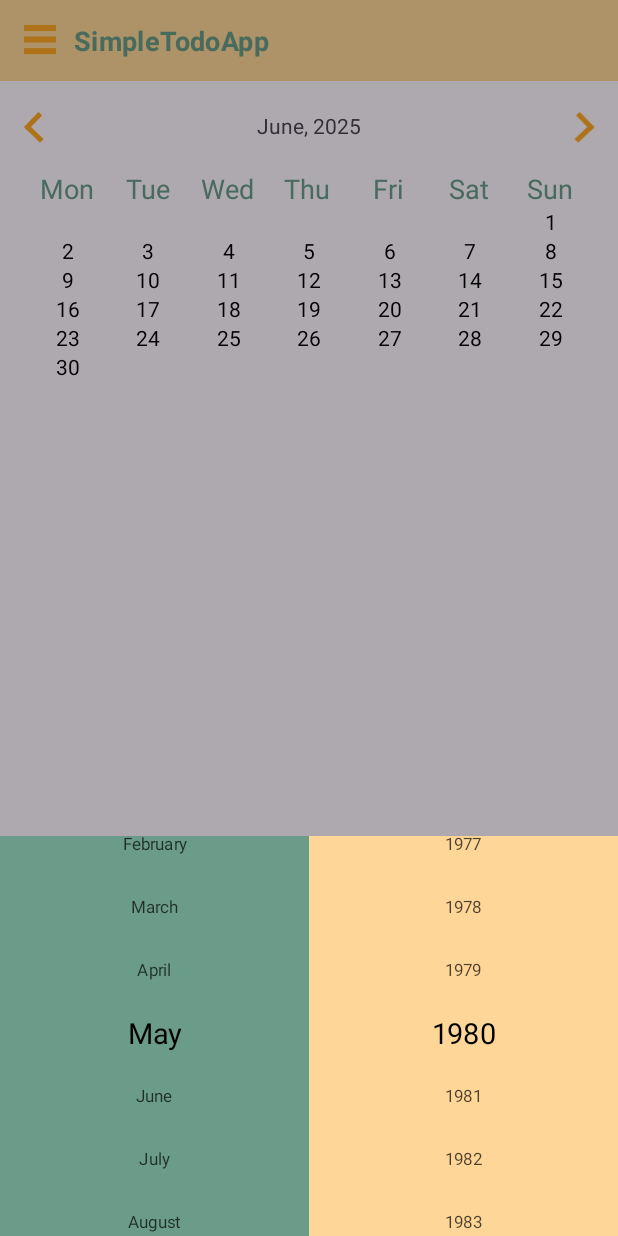
After one commit to viraklek168/SimpleToDoApp, an Android app: the fragment CustomSimpleWheelPicker placed in its activity, on a phone screen of 412 x 824 dp. The commit adds this screen. Run offline under Robolectric (Android 15) with nearby library versions, the phone set to English and light mode, and no system bars; our stand-ins replace data binding.

Commit message:
implement custom wheel picker

```diff
--- a/app/build.gradle.kts
+++ b/app/build.gradle.kts
@@ -1,6 +1,7 @@
 plugins {
     alias(libs.plugins.android.application)
     alias(libs.plugins.kotlin.android)
+    alias(libs.plugins.kotlin.kapt)
 }
 
 android {
--- a/app/src/main/java/com/virak/simpletodoapp/MainActivity.kt
+++ b/app/src/main/java/com/virak/simpletodoapp/MainActivity.kt
@@ -1,15 +1,10 @@
 package com.virak.simpletodoapp
 
-import android.icu.util.Calendar
 import android.os.Build
 import android.os.Bundle
-import android.provider.CalendarContract.Calendars
-import android.util.Log
-import android.view.View
 import android.view.animation.Animation
 import android.view.animation.Animation.AnimationListener
 import android.view.animation.AnimationUtils
-import android.widget.TextView
 import androidx.activity.enableEdgeToEdge
 import androidx.activity.viewModels
 import androidx.annotation.RequiresApi
@@ -17,19 +12,20 @@ import androidx.appcompat.app.AppCompatActivity
 import androidx.core.view.ViewCompat
 import androidx.core.view.WindowInsetsCompat
 import androidx.lifecycle.lifecycleScope
-import androidx.recyclerview.widget.RecyclerView
-import com.google.android.material.appbar.MaterialToolbar
 import com.virak.simpletodoapp.databinding.ActivityMainBinding
 import com.virak.simpletodoapp.utils.CalendarManager
+import com.virak.simpletodoapp.utils.CustomSimpleWheelPicker
 import com.virak.simpletodoapp.utils.adapter.CalendarMonthAdapter
 import com.virak.simpletodoapp.viewmodels.CalendarViewModel
 import kotlinx.coroutines.launch
-import java.time.YearMonth
 
 
 class MainActivity : AppCompatActivity() {
     lateinit var binding:ActivityMainBinding
     private val calendarViewModel: CalendarViewModel by viewModels()
+    private val dateWheelPicker by lazy {
+        CustomSimpleWheelPicker()
+    }
 
     @RequiresApi(Build.VERSION_CODES.O)
     override fun onCreate(savedInstanceState: Bundle?) {
@@ -55,6 +51,10 @@ class MainActivity : AppCompatActivity() {
     }
 
     private fun observeEventClick(){
+        binding.layoutHeader.setOnClickListener {
+            val currentDisplayMonth = calendarViewModel.currentDisplayDate.value[calendarViewModel.currentDisplayDateIndex.value.first]
+            dateWheelPicker.showPicker(supportFragmentManager,currentDisplayMonth.monthName, currentYear = currentDisplayMonth.year)
+        }
         binding.btnNext.setOnClickListener {
             calendarViewModel.setCurrentTapIndex(CalendarManager.CalendarAction.ClickNextMonth)
         }
--- /dev/null
+++ b/app/src/main/java/com/virak/simpletodoapp/utils/CustomSimpleWheelPicker.kt
@@ -0,0 +1,185 @@
+package com.virak.simpletodoapp.utils
+
+import android.graphics.Typeface
+import android.os.Bundle
+import android.util.TypedValue
+import android.view.LayoutInflater
+import android.view.View
+import android.view.ViewGroup
+import android.widget.TextView
+import androidx.fragment.app.FragmentManager
+import androidx.recyclerview.widget.LinearLayoutManager
+import androidx.recyclerview.widget.LinearSnapHelper
+import androidx.recyclerview.widget.RecyclerView
+import com.google.android.material.bottomsheet.BottomSheetBehavior
+import com.google.android.material.bottomsheet.BottomSheetDialogFragment
+import com.virak.simpletodoapp.BR
+import com.virak.simpletodoapp.R
+import com.virak.simpletodoapp.databinding.LayoutCustomSimpleWheelPickerBinding
+import com.virak.simpletodoapp.utils.adapter.SimpleAdapter
+import kotlin.math.abs
+
+
+class CustomSimpleWheelPicker : BottomSheetDialogFragment() {
+    lateinit var binding : LayoutCustomSimpleWheelPickerBinding
+    private val listMonths = listOf(
+        "",
+        "",
+        R.string.month_january.string(),
+        R.string.month_february.string(),
+        R.string.month_march.string(),
+        R.string.month_april.string(),
+        R.string.month_may.string(),
+        R.string.month_june.string(),
+        R.string.month_july.string(),
+        R.string.month_august.string(),
+        R.string.month_september.string(),
+        R.string.month_october.string(),
+        R.string.month_november.string(),
+        R.string.month_december.string()
+    )
+    private val listYears = listOf("","") + (1970..2100).map { it.toString() }.toList()
+    private var currentMonthPosition = 6
+    private var currentYearPosition = 12
+
+    override fun onStart() {
+        super.onStart()
+        val bottomSheet =
+            dialog?.findViewById<View>(com.google.android.material.R.id.design_bottom_sheet)
+        bottomSheet?.let {
+            val behavior = BottomSheetBehavior.from(it)
+
+            val desiredHeight = 400
+            behavior.peekHeight = desiredHeight
+
+            // Optionally expand immediately
+            behavior.state = BottomSheetBehavior.STATE_COLLAPSED
+
+            // Set layout height directly
+            it.layoutParams.height = desiredHeight
+            it.requestLayout()
+        }
+
+    }
+        override fun onCreateView(
+        inflater: LayoutInflater,
+        container: ViewGroup?,
+        savedInstanceState: Bundle?
+    ): View {
+        return LayoutCustomSimpleWheelPickerBinding.inflate(layoutInflater,null,false).apply {
+            binding = this
+        }.root
+    }
+
+    override fun onViewCreated(view: View, savedInstanceState: Bundle?) {
+        binding.rvMonth.apply {
+            isNestedScrollingEnabled = false
+            layoutManager = LinearLayoutManager(this.context)
+            addItemDecoration(SpaceItemDecoration(30))
+            LinearSnapHelper().attachToRecyclerView(this)
+            adapter = SimpleAdapter<String>(
+                items = listMonths,
+                layoutId = R.layout.layout_item_custom_simple_wheel_picker_month,
+                bindVariableId = BR.month,
+                onItemClick = { user, _ -> }
+            )
+
+            addOnScrollListener(object : RecyclerView.OnScrollListener() {
+                override fun onScrolled(recyclerView: RecyclerView, dx: Int, dy: Int) {
+                    super.onScrolled(recyclerView, dx, dy)
+                    for(i in 0..(recyclerView.childCount - 1)){
+                        val child = recyclerView.getChildAt(i)
+                        val threshold = 20
+                        val centerRecyclerView = recyclerView.height / 2
+                        val centerChild = (child.top + child.bottom) / 2
+                        val distance = abs(centerRecyclerView - centerChild)
+                        val scale = 1.2f - (distance/threshold).coerceAtMost(1) * 0.5f
+                        child.scaleX = scale
+                        child.scaleY = scale
+                        child.alpha = scale
+                    }
+                }
+
+                override fun onScrollStateChanged(recyclerView: RecyclerView, newState: Int) {
+                    super.onScrollStateChanged(recyclerView, newState)
+                }
+            })
+
+            post {
+                for(i in 0..(this.childCount - 1)){
+                    val child = this.getChildAt(i)
+                    val threshold = 40
+                    val centerRecyclerView = this.height / 2
+                    val centerChild = (child.top + child.bottom) / 2
+                    val distance = abs(centerRecyclerView - centerChild)
+                    val scale = 1.2f - (distance/threshold).coerceAtMost(1) * 0.5f
+                    child.scaleX = scale
+                    child.scaleY = scale
+                    child.alpha = scale
+                    val layoutManager = layoutManager as LinearLayoutManager
+                    val offset = centerRecyclerView - 20
+                    layoutManager.scrollToPositionWithOffset(currentMonthPosition, offset) // Item at position 5 appears 100px below top
+                }
+            }
+        }
+        binding.rvYear.apply {
+            isNestedScrollingEnabled = false
+            layoutManager = LinearLayoutManager(this.context)
+            addItemDecoration(SpaceItemDecoration(30))
+            LinearSnapHelper().attachToRecyclerView(this)
+            adapter = SimpleAdapter<String>(
+                items = listYears,
+                layoutId = R.layout.layout_item_custom_simple_wheel_picker_month,
+                bindVariableId = BR.month,
+                onItemClick = { user, _ -> }
+            )
+
+            addOnScrollListener(object : RecyclerView.OnScrollListener() {
+                override fun onScrolled(recyclerView: RecyclerView, dx: Int, dy: Int) {
+                    super.onScrolled(recyclerView, dx, dy)
+                    for(i in 0..(recyclerView.childCount - 1)){
+                        val child = recyclerView.getChildAt(i)
+                        val threshold = 20
+                        val centerRecyclerView = recyclerView.height / 2
+                        val centerChild = (child.top + child.bottom) / 2
+                        val distance = abs(centerRecyclerView - centerChild)
+                        val scale = 1.2f - (distance/threshold).coerceAtMost(1) * 0.5f
+                        child.scaleX = scale
+                        child.scaleY = scale
+                        child.alpha = scale
+                    }
+                }
+
+                override fun onScrollStateChanged(recyclerView: RecyclerView, newState: Int) {
+                    super.onScrollStateChanged(recyclerView, newState)
+                }
+            })
+
+            post {
+                for(i in 0..(this.childCount - 1)){
+                    val child = this.getChildAt(i)
+                    val threshold = 40
+                    val centerRecyclerView = this.height / 2
+                    val centerChild = (child.top + child.bottom) / 2
+                    val distance = abs(centerRecyclerView - centerChild)
+                    val scale = 1.2f - (distance/threshold).coerceAtMost(1) * 0.5f
+                    child.scaleX = scale
+                    child.scaleY = scale
+                    child.alpha = scale
+                    val layoutManager = layoutManager as LinearLayoutManager
+                    val offset = centerRecyclerView - 20
+                    layoutManager.scrollToPositionWithOffset(currentYearPosition, offset) // Item at position 5 appears 100px below top
+                }
+            }
+        }
+    }
+    fun showPicker(
+        fragmentManager:FragmentManager,
+        currentMonth:String,
+        currentYear:Int
+    ){
+        show(fragmentManager,CustomSimpleWheelPicker::class.java.simpleName)
+        this.currentMonthPosition = listMonths.indexOf(currentMonth)
+        this.currentYearPosition = listYears.indexOf(currentYear.toString())
+    }
+}
--- a/app/src/main/java/com/virak/simpletodoapp/utils/Utils.kt
+++ b/app/src/main/java/com/virak/simpletodoapp/utils/Utils.kt
@@ -2,7 +2,10 @@ package com.virak.simpletodoapp.utils
 
 import android.content.Context
 import android.content.Intent
+import android.graphics.Rect
 import android.icu.util.Calendar
+import android.view.View
+import androidx.recyclerview.widget.RecyclerView
 import com.virak.simpletodoapp.Application
 import com.virak.simpletodoapp.MyCalendarDay
 import com.virak.simpletodoapp.MyCalendarDisplayDate
@@ -12,6 +15,18 @@ object ActivityManager {
     fun openActivity(currentActivity:Context,targetActivity:Class<*>){
         val intent = Intent(currentActivity,targetActivity)
         currentActivity.startActivity(intent)
+    }
+}
+
+class SpaceItemDecoration(private val spacePx: Int) : RecyclerView.ItemDecoration() {
+    override fun getItemOffsets(
+        outRect: Rect, view: View, parent: RecyclerView, state: RecyclerView.State
+    ) {
+        outRect.bottom = spacePx
+        // Optionally add space to other sides
+        // outRect.top = spacePx
+        // outRect.left = spacePx
+        // outRect.right = spacePx
     }
 }
 
--- /dev/null
+++ b/app/src/main/java/com/virak/simpletodoapp/utils/adapter/SimpleAdapter.kt
@@ -0,0 +1,40 @@
+package com.virak.simpletodoapp.utils.adapter
+
+import android.view.LayoutInflater
+import android.view.View
+import android.view.ViewGroup
+import androidx.databinding.ViewDataBinding
+import androidx.recyclerview.widget.RecyclerView
+import com.virak.simpletodoapp.MyCalendarDay
+import com.virak.simpletodoapp.databinding.ItemCalendarCellBinding
+
+class SimpleAdapter<T>(
+    private var items: List<T>,
+    private val layoutId: Int,
+    private val bindVariableId: Int, // BR.item
+    private val onItemClick: ((T, Int) -> Unit)? = null
+) : RecyclerView.Adapter<SimpleAdapter.GenericViewHolder>() {
+
+    class GenericViewHolder(
+        val binding: ViewDataBinding
+    ) : RecyclerView.ViewHolder(binding.root)
+
+    override fun onCreateViewHolder(parent: ViewGroup, viewType: Int): GenericViewHolder {
+        val inflater = LayoutInflater.from(parent.context)
+        val binding = androidx.databinding.DataBindingUtil.inflate<ViewDataBinding>(
+            inflater, layoutId, parent, false
+        )
+        return GenericViewHolder(binding)
+    }
+
+    override fun onBindViewHolder(holder: GenericViewHolder, position: Int) {
+        val item = items[position]
+        holder.binding.setVariable(bindVariableId, item)
+        holder.binding.executePendingBindings()
+        holder.binding.root.setOnClickListener {
+            onItemClick?.invoke(item, position)
+        }
+    }
+
+    override fun getItemCount(): Int = items.size
+}
--- /dev/null
+++ b/app/src/main/res/layout/layout_custom_simple_wheel_picker.xml
@@ -0,0 +1,23 @@
+<?xml version="1.0" encoding="utf-8"?>
+<layout xmlns:android="http://schemas.android.com/apk/res/android"
+    xmlns:tools="http://schemas.android.com/tools"
+    xmlns:app="http://schemas.android.com/apk/res-auto">
+    <LinearLayout
+        android:layout_width="match_parent"
+        android:layout_height="match_parent"
+        android:orientation="horizontal">
+        <androidx.recyclerview.widget.RecyclerView
+            android:id="@+id/rv_month"
+            android:layout_width="0dp"
+            android:layout_height="match_parent"
+            android:layout_weight="1"
+            android:background="@color/color_6A9C89"
+            />
+        <androidx.recyclerview.widget.RecyclerView
+            android:id="@+id/rv_year"
+            android:layout_width="0dp"
+            android:layout_height="match_parent"
+            android:background="@color/color_fed698"
+            android:layout_weight="1"/>
+    </LinearLayout>
+</layout>
--- /dev/null
+++ b/app/src/main/res/layout/layout_item_custom_simple_wheel_picker_month.xml
@@ -0,0 +1,19 @@
+<?xml version="1.0" encoding="utf-8"?>
+<layout xmlns:android="http://schemas.android.com/apk/res/android"
+    xmlns:tools="http://schemas.android.com/tools"
+    xmlns:app="http://schemas.android.com/apk/res-auto">
+    <data>
+        <variable
+            name="month"
+            type="String" />
+    </data>
+    <TextView
+        android:id="@+id/tv_month"
+        android:layout_width="match_parent"
+        android:layout_height="wrap_content"
+        android:textAlignment="center"
+        android:text="@{month}"
+        android:textColor="@color/black"
+        android:textSize="16sp"
+        tools:text="@string/month_may"/>
+</layout>
--- a/app/src/main/res/values/colors.xml
+++ b/app/src/main/res/values/colors.xml
@@ -2,6 +2,7 @@
 <resources>
     <color name="black">#FF000000</color>
     <color name="white">#FFFFFFFF</color>
+    <color name="black_34_alpha">#34000000</color>
     <color name="color_FFA725">#FFA725</color>
     <color name="color_fed698">#FED698</color>
     <color name="color_6A9C89">#6A9C89</color>
--- a/build.gradle.kts
+++ b/build.gradle.kts
@@ -2,4 +2,5 @@
 plugins {
     alias(libs.plugins.android.application) apply false
     alias(libs.plugins.kotlin.android) apply false
+    alias(libs.plugins.kotlin.kapt) apply false
 }
--- a/gradle/libs.versions.toml
+++ b/gradle/libs.versions.toml
@@ -27,3 +27,4 @@ androidx-constraintlayout = { group = "androidx.constraintlayout", name = "const
 [plugins]
 android-application = { id = "com.android.application", version.ref = "agp" }
 kotlin-android = { id = "org.jetbrains.kotlin.android", version.ref = "kotlin" }
+kotlin-kapt = { id = "org.jetbrains.kotlin.kapt", version.ref = "kotlin" }
```
